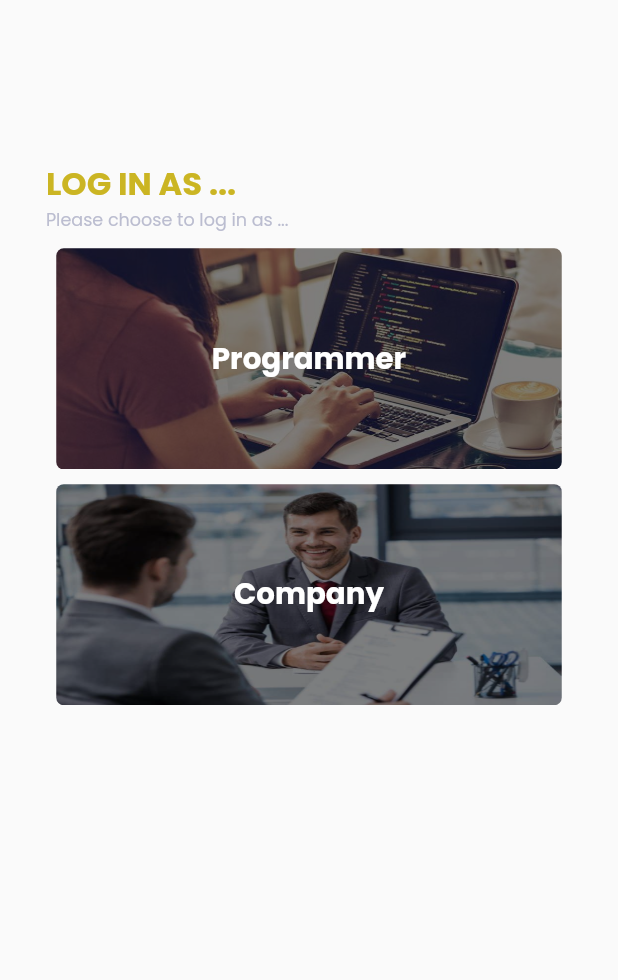
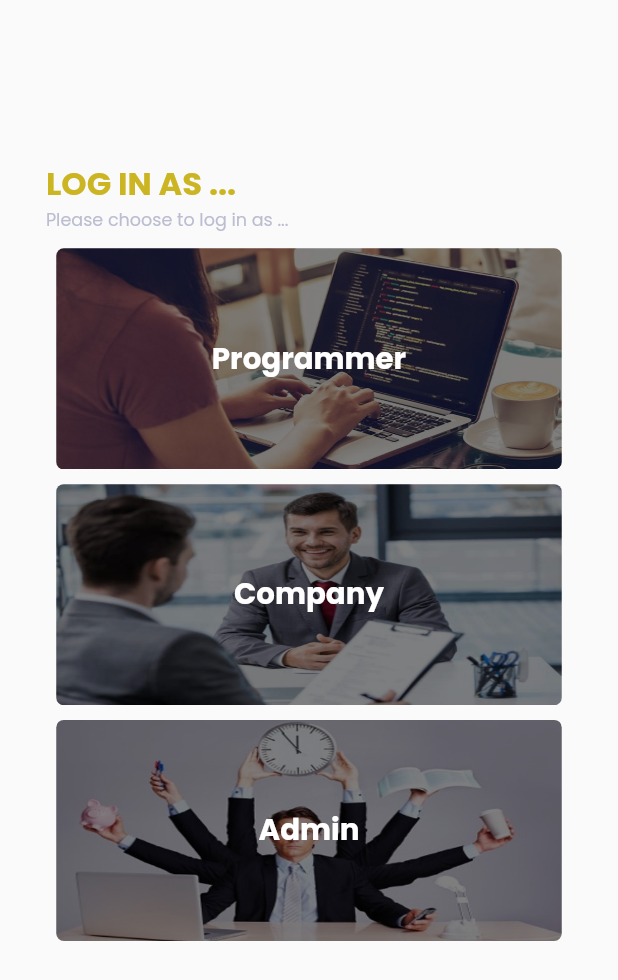
Before and after one commit to Sama-3li-2002/prog_jobs_grad, a Flutter app: the screen it shows after launch, on a phone screen of 412 x 824 dp. Shown: the top 980 px of the screen. Run offline on Flutter 3.47's test engine with Material 2 defaults, Android fonts, the phone set to English and light mode, and no system bars; our stand-ins replace auto_size_text, carousel_slider, cloud_firestore, file_picker, firebase_auth, firebase_core and 6 more; missing offline and left inert: flutter_pdfview; accounts and stored records are empty.

Commit message:
sama upadates28

```diff
--- a/lib/view/screens/shared_screens/user_type.dart
+++ b/lib/view/screens/shared_screens/user_type.dart
@@ -17,12 +17,17 @@ class UserTypeScreen extends StatefulWidget {
 }
 
 class _UserTypeScreenState extends State<UserTypeScreen> {
+  // circular
+  bool _isLoading = false;
+
   @override
   Widget build(BuildContext context) {
     return SafeArea(
       child: Scaffold(
         backgroundColor: Color(0xfffafafa),
-        body: SingleChildScrollView(
+        body: Stack(
+          children: [
+            SingleChildScrollView(
               child: Padding(
                 padding: EdgeInsets.all(
                   SizeConfig.scaleWidth(29),
@@ -49,7 +54,9 @@ class _UserTypeScreenState extends State<UserTypeScreen> {
                         setState(() {
                           UserTypeScreen.type = 'programmer';
                         });
-
+                        setState(() {
+                          _isLoading = true;
+                        });
                         if (FirebaseAuthController.fireAuthHelper.isLoggedIn()) {
                           if (await checkIfUserInUserCollection(
                               FirebaseAuthController.fireAuthHelper.userId())) {
@@ -57,11 +64,19 @@ class _UserTypeScreenState extends State<UserTypeScreen> {
                                 .push(MaterialPageRoute(builder: (context) {
                               return HomeScreen();
                             }));
+                            setState(() {
+                              _isLoading = false;
+                            });
+
                           } else {
                             Navigator.of(context)
                                 .push(MaterialPageRoute(builder: (context) {
                               return LoginScreen(userType: 'programmer');
+
                             }));
+                            setState(() {
+                              _isLoading = false;
+                            });
                           }
                         } else {
                           Navigator.of(context)
@@ -104,7 +119,9 @@ class _UserTypeScreenState extends State<UserTypeScreen> {
                         setState(() {
                           UserTypeScreen.type = 'company';
                         });
-
+                        setState(() {
+                          _isLoading = true;
+                        });
                         if (FirebaseAuthController.fireAuthHelper.isLoggedIn()) {
                           if (await checkIfUserInCompanyCollection(
                               FirebaseAuthController.fireAuthHelper.userId())) {
@@ -112,11 +129,17 @@ class _UserTypeScreenState extends State<UserTypeScreen> {
                                 .push(MaterialPageRoute(builder: (context) {
                               return ComHomeScreen();
                             }));
+                            setState(() {
+                              _isLoading = false;
+                            });
                           } else {
                             Navigator.of(context)
                                 .push(MaterialPageRoute(builder: (context) {
                               return LoginScreen(userType: 'company');
                             }));
+                            setState(() {
+                              _isLoading = false;
+                            });
                           }
                         } else {
                           Navigator.of(context)
@@ -154,9 +177,54 @@ class _UserTypeScreenState extends State<UserTypeScreen> {
                         ),
                       ),
                     ),
+                    InkWell(
+                      onTap: () {
+                        Navigator.of(context)
+                            .push(MaterialPageRoute(builder: (context) {
+                          return LoginScreen(
+                            userType: '',
+                          );
+                        }));
+                      },
+                      child: Center(
+                        child: Container(
+                          margin: EdgeInsets.symmetric(
+                              vertical: SizeConfig.scaleHeight(10)),
+                          clipBehavior: Clip.antiAlias,
+                          decoration: BoxDecoration(
+                            borderRadius: BorderRadius.circular(5),
+                          ),
+                          child: Stack(
+                            alignment: Alignment.center,
+                            children: [
+                              Image.asset(
+                                'assets/images/admin.jpg',
+                                height: SizeConfig.scaleHeight(151),
+                                width: SizeConfig.scaleWidth(319),
+                                fit: BoxFit.fill,
+                                color: Colors.black.withOpacity(0.5),
+                                colorBlendMode: BlendMode.darken,
+                              ),
+                              TextStyleWidget(
+                                'Admin',
+                                Colors.white,
+                                SizeConfig.scaleTextFont(20),
+                                FontWeight.bold,
+                              ),
                             ],
                           ),
                         ),
+                      ),
+                    ),
+                  ],
+                ),
+              ),
+            ),
+            if (_isLoading)
+              Center(
+                child: CircularProgressIndicator(),
+              ),
+          ],
         ),
       ),
     );
```
Also changed, not shown: lib/view/customWidget/DrawerWidget.dart (+4 -7 lines), lib/view/screens/CompanyScreens/AcceptPersonScreen.dart (+1 -14 lines), lib/view/screens/CompanyScreens/AddNewJobScreen.dart (+2 -6 lines), lib/view/screens/CompanyScreens/com_home.dart (+9 -0 lines), lib/view/screens/ProgrammerScreen/NotificationDetialsScreen.dart (+11 -5 lines), lib/view/screens/ProgrammerScreen/NotificationsScreen.dart (+0 -8 lines). Lines whose indentation alone changed are shown as unchanged.
